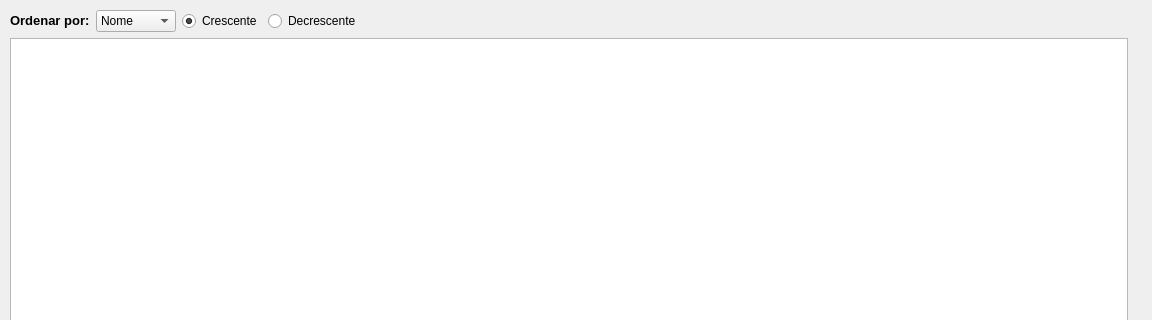
First picture: the form in SistemaDeMatriculas-V0/listaalunos.ui, repository leonardopereira10/UEG, before the edit; both pictures show x 0 to 1152 and y 0 to 320 of the 1152 by 510 pixel window.
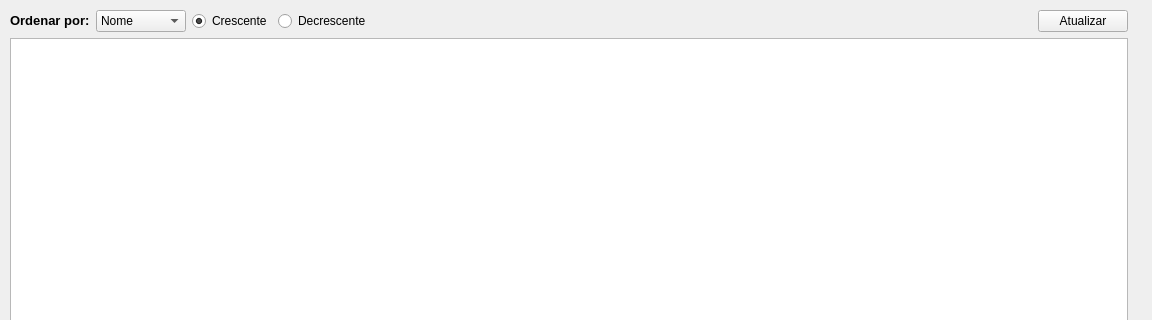
Second picture: the form after the edit. Icons and pictures are not drawn.

Commit message: Colocando o botão de atualizar listagem de volta

```diff
--- a/SistemaDeMatriculas-V0/listaalunos.ui
+++ b/SistemaDeMatriculas-V0/listaalunos.ui
@@ -26,7 +26,7 @@
      <height>481</height>
     </rect>
    </property>
-   <layout class="QGridLayout" name="gridLayout" columnstretch="0,0,0,0,0,0">
+   <layout class="QGridLayout" name="gridLayout" columnstretch="0,1,0,0,0,1">
     <item row="1" column="0" colspan="6">
      <widget class="QTableView" name="tableView">
       <property name="frameShape">
@@ -104,7 +104,7 @@
       </item>
      </widget>
     </item>
-    <item row="0" column="5">
+    <item row="0" column="4">
      <spacer name="horizontalSpacer">
       <property name="orientation">
        <enum>Qt::Horizontal</enum>
@@ -117,6 +117,13 @@
       </property>
      </spacer>
     </item>
+    <item row="0" column="5">
+     <widget class="QPushButton" name="btnAtualizar">
+      <property name="text">
+       <string>Atualizar</string>
+      </property>
+     </widget>
+    </item>
    </layout>
   </widget>
  </widget>
```
The commit also changes 3 other files.
